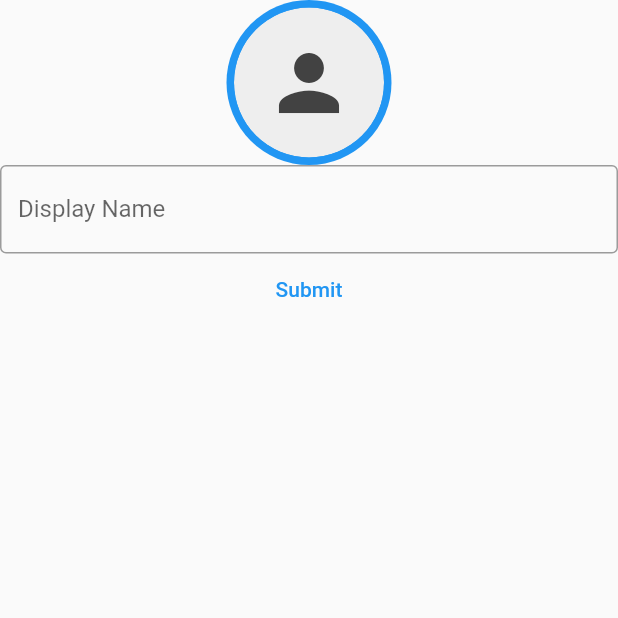
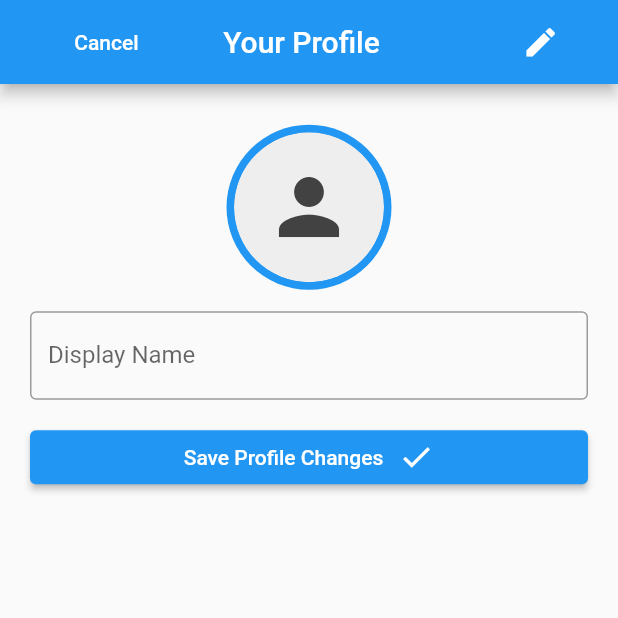
Before and after one commit to CSCI4100U-Mobile-Dev-Group10/Snapmap, a Flutter app: the ProfileCreationScreen screen opened by its route, on a phone screen of 412 x 824 dp, the top half of it. Run offline on Flutter 3.47's test engine with Material 2 defaults, Android fonts, the light colour scheme and no system bars; our stand-ins replace cloud_firestore, firebase_core, firebase_storage, flutter_map, geolocator, image_picker and 3 more; missing offline and left inert: cloud_firestore_web, firebase_core_web, firebase_storage_web, geolocator_web, image_picker_for_web, qrscan; accounts and stored records are empty.

Commit message:
Profile Creation Screen UI Update

```diff
--- a/lib/screens/profile_creation_screen.dart
+++ b/lib/screens/profile_creation_screen.dart
@@ -54,7 +54,29 @@ class _ProfileCreationScreenState extends State<ProfileCreationScreen> {
     return WillPopScope(
       onWillPop: () async => false,
       child: Scaffold(
-        body: Column(
+          // app bar to make it look nicer
+          appBar: AppBar(
+            // no back button
+            automaticallyImplyLeading: false,
+            title: Row(
+              mainAxisAlignment: MainAxisAlignment.spaceAround,
+              children: [
+                // cancel button that returns back to user screen
+                TextButton(
+                    onPressed: () => Navigator.pop(context),
+                    child: const Text('Cancel',
+                        style: TextStyle(color: Colors.white, fontSize: 14))),
+                const Text('Your Profile'),
+                const SizedBox(width: 3),
+                const Icon(Icons.edit, size: 25),
+              ],
+            ),
+          ),
+          body: Container(
+            height: 300,
+            padding: const EdgeInsets.all(20),
+            child: Column(
+              mainAxisAlignment: MainAxisAlignment.spaceAround,
               children: [
                 AvatarPicker(user, callback: avatarPickerCallback),
 
@@ -94,8 +116,7 @@ class _ProfileCreationScreenState extends State<ProfileCreationScreen> {
                   ),
                 ),
 
-            /// Save Button
-            TextButton(
+                ElevatedButton(
                   onPressed: () async {
                     if (_formKey.currentState!.validate()) {
                       _formKey.currentState!.save();
@@ -112,11 +133,19 @@ class _ProfileCreationScreenState extends State<ProfileCreationScreen> {
                       Navigator.pushNamed(context, NavController.routeId);
                     }
                   },
-              child: const Text('Submit'),
-            )
+                  // make button full width and add icon
+                  child: Row(
+                    mainAxisAlignment: MainAxisAlignment.center,
+                    children: const [
+                      Text('Save Profile Changes'),
+                      SizedBox(width: 10),
+                      Icon(Icons.check)
                     ],
                   ),
                 ),
+              ],
+            ),
+          )),
     );
   }
 }
```
Lines whose indentation alone changed are shown as unchanged.
